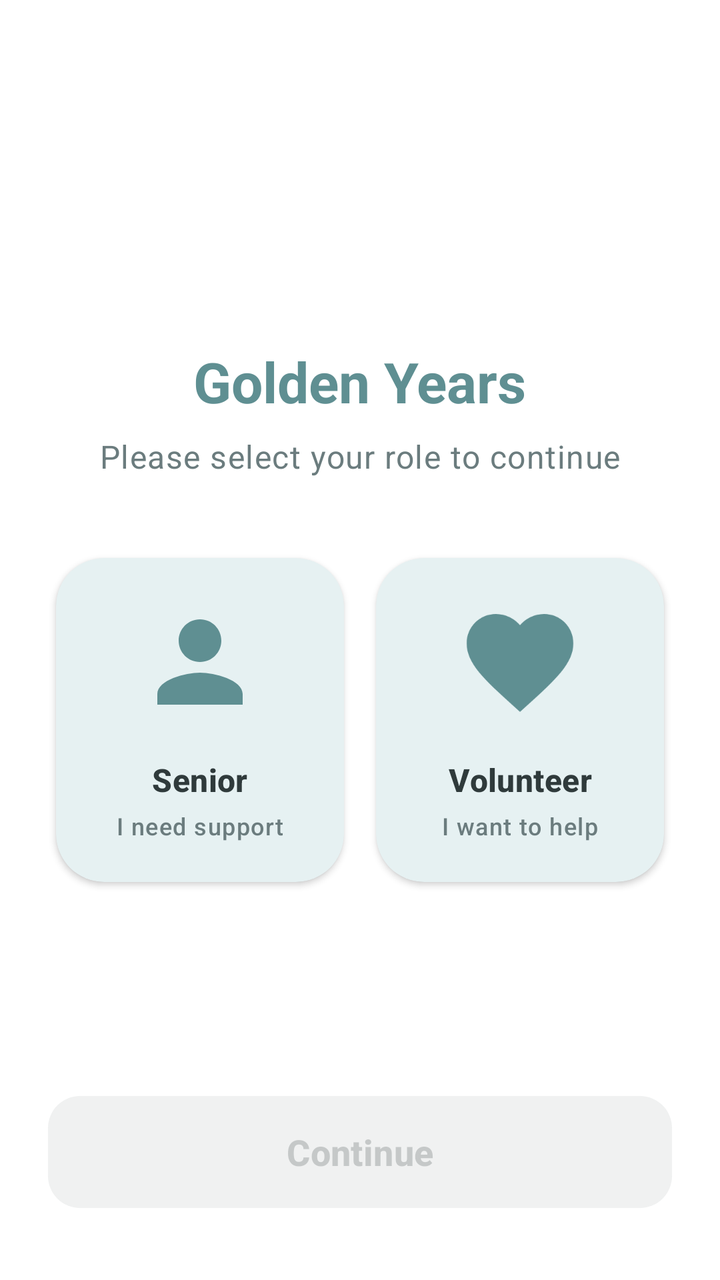
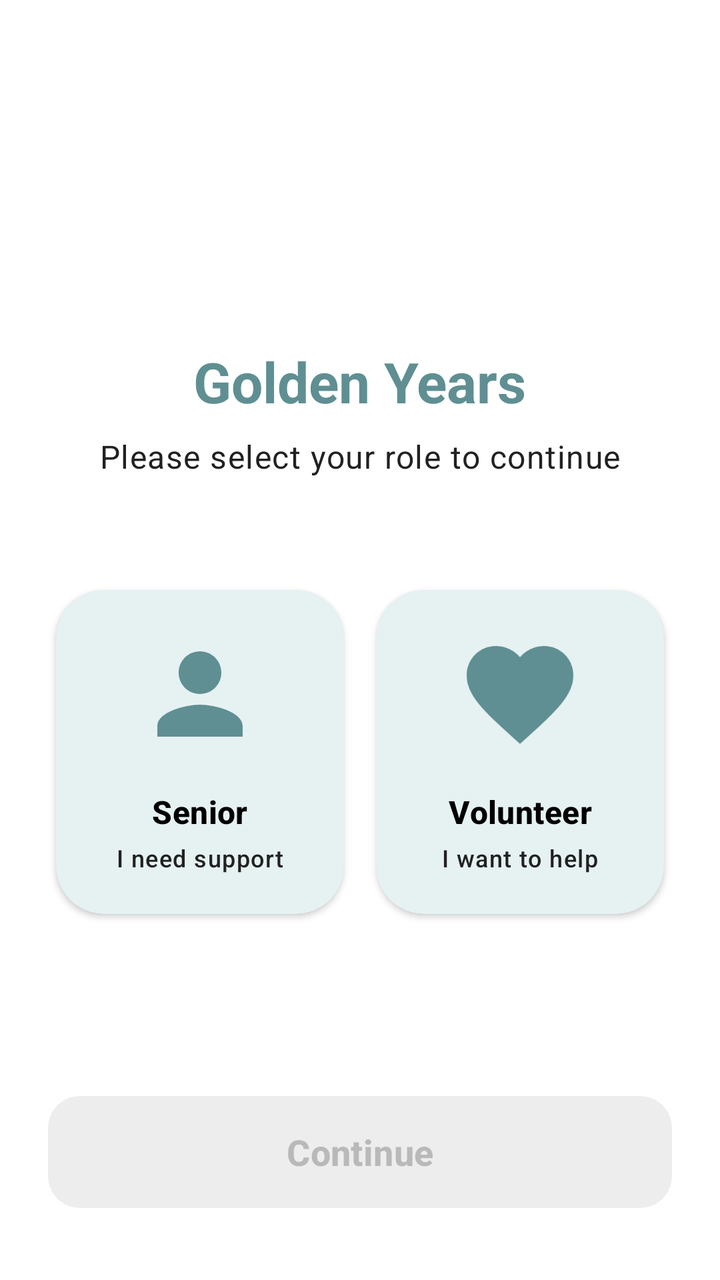

Two renders of the same Android screen: before a commit and after it. Below are the layout's source before the change and the commit's diff.
<!-- AndroidManifest.xml: application theme Theme.Gycss2 -->
<!-- res/layout/activity_login.xml -->
<?xml version="1.0" encoding="utf-8"?>
<androidx.constraintlayout.widget.ConstraintLayout xmlns:android="http://schemas.android.com/apk/res/android"
    xmlns:app="http://schemas.android.com/apk/res-auto"
    xmlns:tools="http://schemas.android.com/tools"
    android:id="@+id/main"
    android:layout_width="match_parent"
    android:layout_height="match_parent"
    android:background="@color/white"
    tools:context=".ui.login.LoginActivity">

    <ImageView
        android:id="@+id/iv_logo"
        android:layout_width="100dp"
        android:layout_height="100dp"
        android:layout_marginTop="48dp"
        android:contentDescription="@string/app_name"
        android:src="@mipmap/ic_launcher_round"
        app:layout_constraintEnd_toEndOf="parent"
        app:layout_constraintStart_toStartOf="parent"
        app:layout_constraintTop_toTopOf="parent" />

    <TextView
        android:id="@+id/tv_welcome"
        android:layout_width="wrap_content"
        android:layout_height="wrap_content"
        android:layout_marginTop="24dp"
        android:text="@string/app_name"
        android:textAppearance="?attr/textAppearanceHeadlineMedium"
        android:textColor="?attr/colorPrimary"
        android:textStyle="bold"
        app:layout_constraintEnd_toEndOf="parent"
        app:layout_constraintStart_toStartOf="parent"
        app:layout_constraintTop_toBottomOf="@id/iv_logo" />

    <TextView
        android:id="@+id/tv_choose_role"
        android:layout_width="wrap_content"
        android:layout_height="wrap_content"
        android:layout_marginTop="8dp"
        android:text="Please select your role to continue"
        android:textAppearance="?attr/textAppearanceBodyLarge"
        android:textColor="?attr/colorOnSurfaceVariant"
        app:layout_constraintEnd_toEndOf="parent"
        app:layout_constraintStart_toStartOf="parent"
        app:layout_constraintTop_toBottomOf="@id/tv_welcome" />

    <LinearLayout
        android:id="@+id/ll_roles"
        android:layout_width="match_parent"
        android:layout_height="wrap_content"
        android:layout_marginTop="32dp"
        android:orientation="horizontal"
        android:paddingHorizontal="20dp"
        app:layout_constraintTop_toBottomOf="@id/tv_choose_role">

        
        <com.google.android.material.card.MaterialCardView
            android:id="@+id/card_senior"
            style="?attr/materialCardViewElevatedStyle"
            android:layout_width="0dp"
            android:layout_height="wrap_content"
            android:layout_margin="8dp"
            android:layout_weight="1"
            android:clickable="true"
            android:focusable="true"
            app:cardBackgroundColor="@color/very_light_teal"
            app:cardCornerRadius="24dp"
            app:cardElevation="2dp"
            app:strokeColor="@color/primary_teal"
            app:strokeWidth="0dp">

            <androidx.constraintlayout.widget.ConstraintLayout
                android:layout_width="match_parent"
                android:layout_height="wrap_content"
                android:padding="20dp">

                <ImageView
                    android:id="@+id/iv_senior_icon"
                    android:layout_width="64dp"
                    android:layout_height="64dp"
                    android:src="@drawable/ic_senior"
                    app:layout_constraintEnd_toEndOf="parent"
                    app:layout_constraintStart_toStartOf="parent"
                    app:layout_constraintTop_toTopOf="parent" />

                <TextView
                    android:id="@+id/tv_senior_label"
                    android:layout_width="wrap_content"
                    android:layout_height="wrap_content"
                    android:layout_marginTop="16dp"
                    android:text="Senior"
                    android:textAppearance="?attr/textAppearanceTitleMedium"
                    android:textColor="?attr/colorOnSurface"
                    android:textStyle="bold"
                    app:layout_constraintEnd_toEndOf="parent"
                    app:layout_constraintStart_toStartOf="parent"
                    app:layout_constraintTop_toBottomOf="@id/iv_senior_icon" />

                <TextView
                    android:layout_width="wrap_content"
                    android:layout_height="wrap_content"
                    android:layout_marginTop="4dp"
                    android:text="I need support"
                    android:textAppearance="?attr/textAppearanceLabelMedium"
                    android:textColor="?attr/colorOnSurfaceVariant"
                    app:layout_constraintEnd_toEndOf="parent"
                    app:layout_constraintStart_toStartOf="parent"
                    app:layout_constraintTop_toBottomOf="@id/tv_senior_label" />

                <ImageView
                    android:id="@+id/iv_senior_check"
                    android:layout_width="24dp"
                    android:layout_height="24dp"
                    android:src="@drawable/ic_check_circle"
                    android:visibility="gone"
                    app:layout_constraintEnd_toEndOf="parent"
                    app:layout_constraintTop_toTopOf="parent"
                    app:tint="@color/primary_teal" />

            </androidx.constraintlayout.widget.ConstraintLayout>
        </com.google.android.material.card.MaterialCardView>

        
        <com.google.android.material.card.MaterialCardView
            android:id="@+id/card_volunteer"
            style="?attr/materialCardViewElevatedStyle"
            android:layout_width="0dp"
            android:layout_height="wrap_content"
            android:layout_margin="8dp"
            android:layout_weight="1"
            android:clickable="true"
            android:focusable="true"
            app:cardBackgroundColor="@color/very_light_teal"
            app:cardCornerRadius="24dp"
            app:cardElevation="2dp"
            app:strokeColor="@color/primary_teal"
            app:strokeWidth="0dp">

            <androidx.constraintlayout.widget.ConstraintLayout
                android:layout_width="match_parent"
                android:layout_height="wrap_content"
                android:padding="20dp">

                <ImageView
                    android:id="@+id/iv_volunteer_icon"
                    android:layout_width="64dp"
                    android:layout_height="64dp"
                    android:src="@drawable/ic_volunteer"
                    app:layout_constraintEnd_toEndOf="parent"
                    app:layout_constraintStart_toStartOf="parent"
                    app:layout_constraintTop_toTopOf="parent" />

                <TextView
                    android:id="@+id/tv_volunteer_label"
                    android:layout_width="wrap_content"
                    android:layout_height="wrap_content"
                    android:layout_marginTop="16dp"
                    android:text="Volunteer"
                    android:textAppearance="?attr/textAppearanceTitleMedium"
                    android:textColor="?attr/colorOnSurface"
                    android:textStyle="bold"
                    app:layout_constraintEnd_toEndOf="parent"
                    app:layout_constraintStart_toStartOf="parent"
                    app:layout_constraintTop_toBottomOf="@id/iv_volunteer_icon" />

                <TextView
                    android:layout_width="wrap_content"
                    android:layout_height="wrap_content"
                    android:layout_marginTop="4dp"
                    android:text="I want to help"
                    android:textAppearance="?attr/textAppearanceLabelMedium"
                    android:textColor="?attr/colorOnSurfaceVariant"
                    app:layout_constraintEnd_toEndOf="parent"
                    app:layout_constraintStart_toStartOf="parent"
                    app:layout_constraintTop_toBottomOf="@id/tv_volunteer_label" />

                <ImageView
                    android:id="@+id/iv_volunteer_check"
                    android:layout_width="24dp"
                    android:layout_height="24dp"
                    android:src="@drawable/ic_check_circle"
                    android:visibility="gone"
                    app:layout_constraintEnd_toEndOf="parent"
                    app:layout_constraintTop_toTopOf="parent"
                    app:tint="@color/primary_teal" />

            </androidx.constraintlayout.widget.ConstraintLayout>
        </com.google.android.material.card.MaterialCardView>
    </LinearLayout>

    <com.google.android.material.button.MaterialButton
        android:id="@+id/btn_continue"
        style="@style/Widget.Material3.Button"
        android:layout_width="match_parent"
        android:layout_height="64dp"
        android:layout_marginHorizontal="24dp"
        android:layout_marginBottom="32dp"
        android:alpha="0.6"
        android:enabled="false"
        android:text="@string/btn_continue"
        android:textSize="18sp"
        android:textStyle="bold"
        app:cornerRadius="16dp"
        app:layout_constraintBottom_toBottomOf="parent" />

</androidx.constraintlayout.widget.ConstraintLayout>
<!-- resources referenced by this layout -->
<resources>
  <color name="primary_teal">#5F8F92</color>
  <color name="very_light_teal">#E6F1F2</color>
  <color name="white">#FFFFFF</color>
  <!-- drawable ic_check_circle (drawable) -->
  <?xml version="1.0" encoding="utf-8"?>
  <vector xmlns:android="http://schemas.android.com/apk/res/android"
      android:width="24dp"
      android:height="24dp"
      android:viewportWidth="24"
      android:viewportHeight="24">
      <path
          android:fillColor="@color/primary_teal"
          android:pathData="M12,2C6.48,2 2,6.48 2,12s4.48,10 10,10 10,-4.48 10,-10S17.52,2 12,2zM10,17l-5,-5 1.41,-1.41L10,14.17l7.59,-7.59L19,8l-9,9z" />
  </vector>
  <!-- drawable ic_senior (drawable) -->
  <?xml version="1.0" encoding="utf-8"?>
  <vector xmlns:android="http://schemas.android.com/apk/res/android"
      android:width="48dp"
      android:height="48dp"
      android:viewportWidth="24"
      android:viewportHeight="24">
      <path
          android:fillColor="#5F8F92"
          android:pathData="M12,12c2.21,0 4,-1.79 4,-4s-1.79,-4 -4,-4 -4,1.79 -4,4 1.79,4 4,4zM12,14c-2.67,0 -8,1.34 -8,4v2h16v-2c0,-2.66 -5.33,-4 -8,-4z" />
  </vector>
  <!-- mipmap ic_launcher_round (mipmap-anydpi-v26) -->
  <?xml version="1.0" encoding="utf-8"?>
  <adaptive-icon xmlns:android="http://schemas.android.com/apk/res/android">
      <background android:drawable="@drawable/ic_launcher_background"/>
      <foreground android:drawable="@mipmap/ic_launcher_foreground"/>
  </adaptive-icon>
  <string name="app_name">Golden Years</string>
  <string name="btn_continue">Continue</string>
  <style name="Theme.Gycss2" parent="Base.Theme.Gycss2" />
  <!-- drawable ic_launcher_background (drawable) -->
  <?xml version="1.0" encoding="utf-8"?>
  <vector
      android:height="108dp"
      android:width="108dp"
      android:viewportHeight="108"
      android:viewportWidth="108"
      xmlns:android="http://schemas.android.com/apk/res/android">
      <path android:fillColor="#FFFFFF"
            android:pathData="M0,0h108v108h-108z"/>
  </vector>
  <style name="Base.Theme.Gycss2" parent="Theme.Material3.DayNight.NoActionBar">
          
          <item name="colorPrimary">@color/primary_teal</item>
          <item name="colorOnPrimary">@color/white</item>
          <item name="colorPrimaryContainer">@color/light_teal</item>
          <item name="colorOnPrimaryContainer">@color/primary_text</item>
          
          <item name="colorSecondary">@color/dark_teal</item>
          <item name="colorOnSecondary">@color/white</item>
          <item name="colorSecondaryContainer">@color/very_light_teal</item>
          <item name="colorOnSecondaryContainer">@color/primary_text</item>
  
          <item name="colorTertiary">@color/success_green</item>
          <item name="colorOnTertiary">@color/white</item>
  
          
          <item name="android:windowBackground">@color/white</item>
          <item name="colorSurface">@color/white</item>
          <item name="colorOnSurface">@color/primary_text</item>
          <item name="colorSurfaceVariant">@color/off_white</item>
          <item name="colorOnSurfaceVariant">@color/secondary_text</item>
          <item name="colorOutlineVariant">@color/divider_gray</item>
          
          
          <item name="android:statusBarColor">@color/primary_teal</item>
          <item name="android:windowLightStatusBar">false</item>
      </style>
  <color name="light_teal">#8FB6B8</color>
  <color name="primary_text">#2F3A3B</color>
  <color name="dark_teal">#4E7F83</color>
  <color name="success_green">#4CAF50</color>
  <color name="off_white">#F5F7F8</color>
  <color name="secondary_text">#6B7C7E</color>
  <color name="divider_gray">#E0E4E7</color>
  <!-- unchanged entries left out for length: 1 -->
</resources>

<!-- the commit's change to res/layout/activity_login.xml (unified diff, before → after) -->
@@ -48,10 +48,11 @@
         android:id="@+id/ll_roles"
         android:layout_width="match_parent"
         android:layout_height="wrap_content"
-        android:layout_marginTop="32dp"
+        android:layout_marginTop="48dp"
         android:orientation="horizontal"
         android:paddingHorizontal="20dp"
-        app:layout_constraintTop_toBottomOf="@id/tv_choose_role">
+        app:layout_constraintTop_toBottomOf="@id/tv_choose_role"
+        tools:layout_editor_absoluteX="0dp">
 
         
         <com.google.android.material.card.MaterialCardView
<!-- resource entries referenced after the edit -->
@@ -67,17 +67,20 @@
           <item name="colorSurfaceVariant">@color/off_white</item>
           <item name="colorOnSurfaceVariant">@color/secondary_text</item>
           <item name="colorOutlineVariant">@color/divider_gray</item>
-          
+  
+          <item name="colorSurfaceContainer">@color/off_white</item>
+          <item name="dividerColor">@color/divider_gray</item>
+  
           
           <item name="android:statusBarColor">@color/primary_teal</item>
           <item name="android:windowLightStatusBar">false</item>
       </style>
   <color name="light_teal">#8FB6B8</color>
-  <color name="primary_text">#2F3A3B</color>
+  <color name="primary_text">#000000</color>
   <color name="dark_teal">#4E7F83</color>
-  <color name="success_green">#4CAF50</color>
+  <color name="success_green">#2E7D32</color>
   <color name="off_white">#F5F7F8</color>
-  <color name="secondary_text">#6B7C7E</color>
+  <color name="secondary_text">#212121</color>
   <color name="divider_gray">#E0E4E7</color>
   <!-- unchanged entries left out for length: 1 -->
 </resources>
